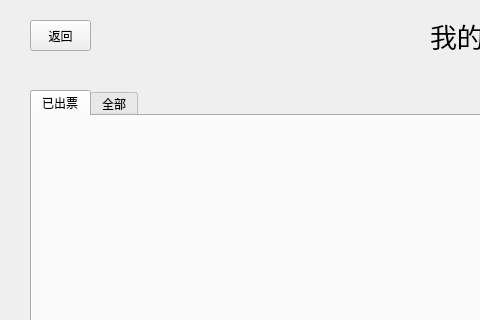
The window that ui/userpage.ui (delete3GM/Flight-Booking-System) describes before a commit, drawn with Qt 5; both pictures show x 0 to 480 and y 0 to 320 of the 960 by 540 pixel window.
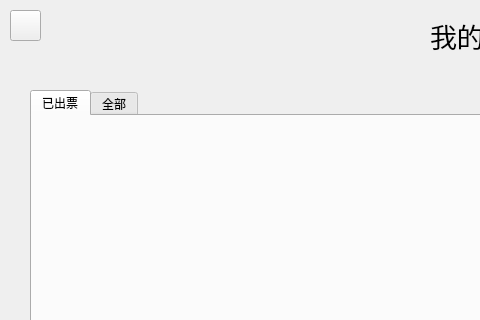
The same window after the commit. Icons and pictures are not drawn.

What changed in the file:
```diff
--- a/ui/userpage.ui
+++ b/ui/userpage.ui
@@ -109,17 +109,17 @@
     </size>
    </property>
   </widget>
-  <widget class="QPushButton" name="user2menuBtn">
+  <widget class="QToolButton" name="user2menuBtn">
    <property name="geometry">
     <rect>
-     <x>30</x>
-     <y>20</y>
-     <width>61</width>
+     <x>10</x>
+     <y>10</y>
+     <width>31</width>
      <height>31</height>
     </rect>
    </property>
    <property name="text">
-    <string>返回</string>
+    <string/>
    </property>
   </widget>
   <widget class="QLabel" name="myOrderLbl">
```
